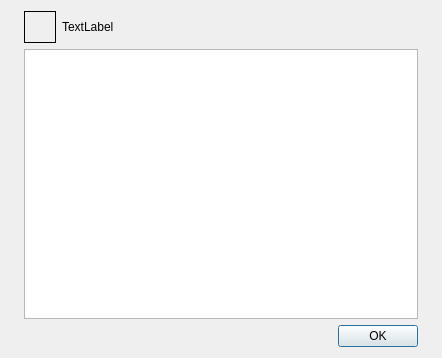
Old version of the form cmessagedialog.ui in the repository aaron-reeves/qt_widgets.
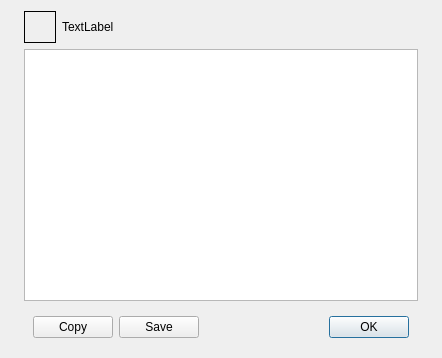
New version of the form.

Commit message: Widget capabilities enhanced

```diff
--- a/cmessagedialog.ui
+++ b/cmessagedialog.ui
@@ -81,13 +81,58 @@
         </widget>
        </item>
        <item>
-        <widget class="QDialogButtonBox" name="buttonBox">
-         <property name="orientation">
-          <enum>Qt::Horizontal</enum>
+        <widget class="QFrame" name="frame">
+         <property name="minimumSize">
+          <size>
+           <width>0</width>
+           <height>35</height>
+          </size>
          </property>
-         <property name="standardButtons">
-          <set>QDialogButtonBox::Ok</set>
+         <property name="frameShape">
+          <enum>QFrame::NoFrame</enum>
          </property>
+         <property name="frameShadow">
+          <enum>QFrame::Raised</enum>
+         </property>
+         <layout class="QHBoxLayout" name="horizontalLayout_3">
+          <item>
+           <widget class="QPushButton" name="btnCopy">
+            <property name="text">
+             <string>Copy</string>
+            </property>
+           </widget>
+          </item>
+          <item>
+           <widget class="QPushButton" name="btnSave">
+            <property name="text">
+             <string>Save</string>
+            </property>
+           </widget>
+          </item>
+          <item>
+           <spacer name="horizontalSpacer_3">
+            <property name="orientation">
+             <enum>Qt::Horizontal</enum>
+            </property>
+            <property name="sizeHint" stdset="0">
+             <size>
+              <width>112</width>
+              <height>20</height>
+             </size>
+            </property>
+           </spacer>
+          </item>
+          <item>
+           <widget class="QPushButton" name="btnOK">
+            <property name="text">
+             <string>OK</string>
+            </property>
+            <property name="default">
+             <bool>true</bool>
+            </property>
+           </widget>
+          </item>
+         </layout>
         </widget>
        </item>
       </layout>
```
Left out of the diff: 41 changed lines with no effect on the pictures. The commit also changes 5 other files.
